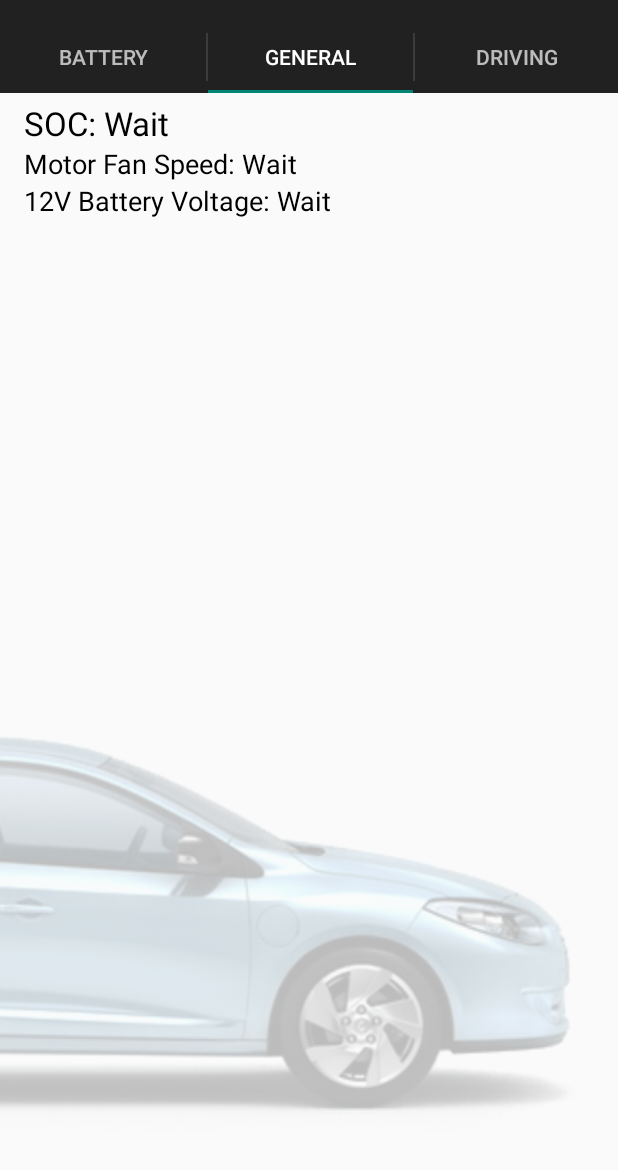
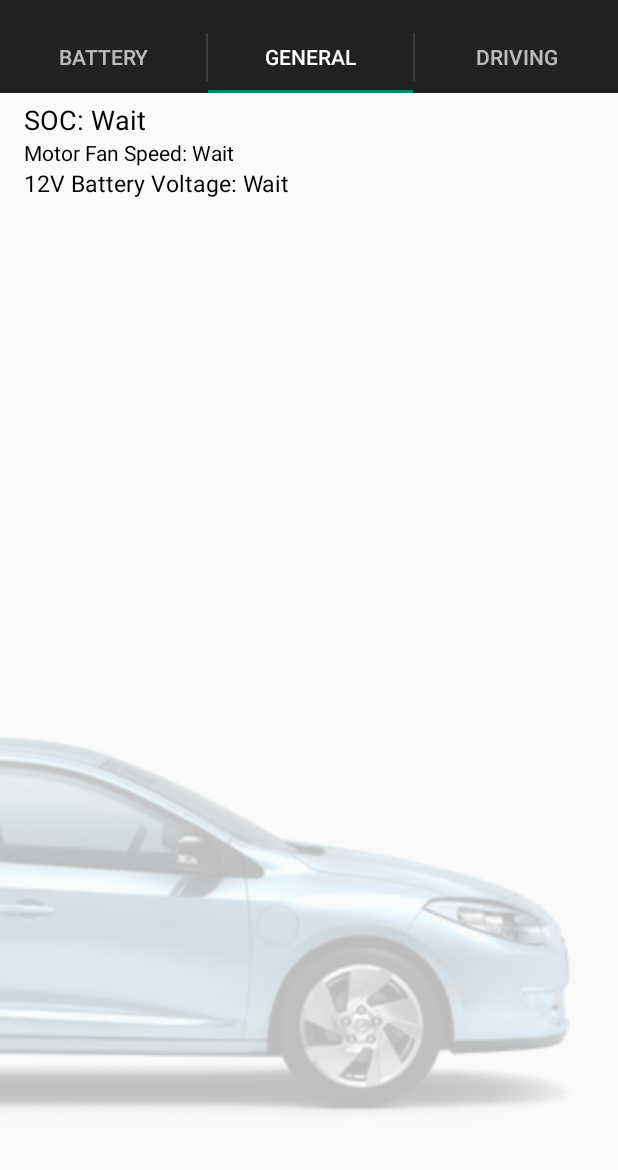
Before and after one commit to avataranedotas/FluenceZESpy, an Android app: the screen it shows after launch (MainActivity), on a phone screen of 412 x 824 dp, the part 63-1233 px from its top. Run offline under Robolectric (Android 15) with nearby library versions, the phone set to English and light mode, and no system bars; libraries missing offline, so code that uses them is left out: com.squareup.otto; 6 statements that could not run were skipped.

Commit message:
Background images in tablet landscape

```diff
--- a/app/src/main/res/layout-land/section1.xml
+++ b/app/src/main/res/layout-land/section1.xml
@@ -44,7 +44,8 @@
         android:layout_alignParentLeft="true"
         android:layout_alignParentStart="true"
         android:textColor="#000000"
-        android:layout_marginLeft="10dp" />
+        android:layout_marginLeft="10dp"
+        android:textSize="18dp" />
 
     <TextView
         android:layout_width="wrap_content"
@@ -56,7 +57,8 @@
         android:layout_alignParentLeft="true"
         android:layout_alignParentStart="true"
         android:textColor="#000000"
-        android:layout_marginLeft="10dp" />
+        android:layout_marginLeft="10dp"
+        android:textSize="14dp" />
 
     <TextView
         android:layout_width="wrap_content"
@@ -89,7 +91,8 @@
         android:layout_below="@+id/motorfanspeed_1"
         android:layout_alignParentLeft="true"
         android:layout_alignParentStart="true"
-        android:layout_marginLeft="10dp" />
+        android:layout_marginLeft="10dp"
+        android:textSize="15dp" />
 
 
     <ImageView
--- a/app/src/main/res/layout-sw580dp-land/section1.xml
+++ b/app/src/main/res/layout-sw580dp-land/section1.xml
@@ -5,10 +5,10 @@
     xmlns:tools="http://schemas.android.com/tools"
     android:layout_width="match_parent"
     android:layout_height="match_parent"
-    android:paddingLeft="@dimen/activity_horizontal_margin"
-    android:paddingRight="@dimen/activity_horizontal_margin"
-    android:paddingTop="@dimen/activity_vertical_margin"
-    android:paddingBottom="@dimen/activity_vertical_margin"
+    android:paddingLeft="0dp"
+    android:paddingRight="5dp"
+    android:paddingTop="5dp"
+    android:paddingBottom="5dp"
     android:id="@+id/page1"
     tools:context=".Page1">
 
@@ -43,7 +43,9 @@
         android:layout_alignParentTop="true"
         android:layout_alignParentLeft="true"
         android:layout_alignParentStart="true"
-        android:textColor="#000000" />
+        android:textColor="#000000"
+        android:paddingLeft="@dimen/activity_horizontal_margin"
+        android:textSize="18dp" />
 
     <TextView
         android:layout_width="wrap_content"
@@ -54,7 +56,9 @@
         android:layout_below="@+id/socx475_1"
         android:layout_alignParentLeft="true"
         android:layout_alignParentStart="true"
-        android:textColor="#000000" />
+        android:textColor="#000000"
+        android:paddingLeft="@dimen/activity_horizontal_margin"
+        android:textSize="14dp" />
 
     <TextView
         android:layout_width="wrap_content"
@@ -71,11 +75,11 @@
         android:layout_width="wrap_content"
         android:layout_height="wrap_content"
         android:textAppearance="?android:attr/textAppearanceSmall"
-        android:text="Landscape Tablet"
+        android:text="Portrait Phone"
         android:id="@+id/type"
-        android:textSize="8dp"
         android:layout_alignParentBottom="true"
-        android:layout_centerHorizontal="true" />
+        android:layout_centerHorizontal="true"
+        android:textSize="8dp" />
 
     <TextView
         android:layout_width="wrap_content"
@@ -86,7 +90,24 @@
         android:textColor="#000000"
         android:layout_below="@+id/motorfanspeed_1"
         android:layout_alignParentLeft="true"
-        android:layout_alignParentStart="true" />
+        android:layout_alignParentStart="true"
+        android:paddingLeft="@dimen/activity_horizontal_margin"
+        android:textSize="15dp" />
+
+    <ImageView
+        android:layout_width="fill_parent"
+        android:layout_height="fill_parent"
+        android:id="@+id/imageView2"
+        android:layout_alignParentBottom="false"
+        android:layout_alignParentLeft="false"
+        android:layout_alignParentStart="false"
+        android:src="@drawable/fze_front_2"
+        android:layout_marginLeft="0dp"
+        android:layout_alignParentEnd="false"
+        android:layout_alignParentRight="false"
+        android:paddingLeft="0dp"
+        android:scaleType="fitEnd"
+        android:alpha="0.25" />
 
     <!--
     <Button
--- a/app/src/main/res/layout/section1.xml
+++ b/app/src/main/res/layout/section1.xml
@@ -44,7 +44,8 @@
         android:layout_alignParentLeft="true"
         android:layout_alignParentStart="true"
         android:textColor="#000000"
-        android:paddingLeft="@dimen/activity_horizontal_margin" />
+        android:paddingLeft="@dimen/activity_horizontal_margin"
+        android:textSize="18dp" />
 
     <TextView
         android:layout_width="wrap_content"
@@ -56,7 +57,8 @@
         android:layout_alignParentLeft="true"
         android:layout_alignParentStart="true"
         android:textColor="#000000"
-        android:paddingLeft="@dimen/activity_horizontal_margin" />
+        android:paddingLeft="@dimen/activity_horizontal_margin"
+        android:textSize="14dp" />
 
     <TextView
         android:layout_width="wrap_content"
@@ -89,7 +91,8 @@
         android:layout_below="@+id/motorfanspeed_1"
         android:layout_alignParentLeft="true"
         android:layout_alignParentStart="true"
-        android:paddingLeft="@dimen/activity_horizontal_margin" />
+        android:paddingLeft="@dimen/activity_horizontal_margin"
+        android:textSize="15dp" />
 
     <ImageView
         android:layout_width="fill_parent"
```
Also changed, not shown: app/src/main/res/layout-land/section0.xml (+19 -10 lines), app/src/main/res/layout-sw580dp-land/section0.xml (+133 -21 lines), app/src/main/res/layout/section0.xml (+18 -9 lines).
